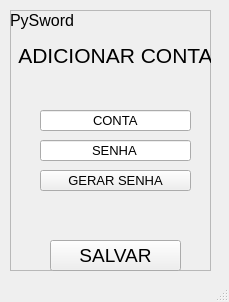
allanwk/PySword, file ui/homeSenha.ui: the form before one commit.
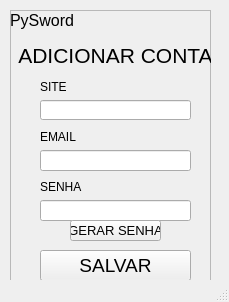
The form after the commit.

The edit to the form file:
```diff
--- a/ui/homeSenha.ui
+++ b/ui/homeSenha.ui
@@ -23,7 +23,7 @@
       <x>10</x>
       <y>10</y>
       <width>201</width>
-      <height>261</height>
+      <height>271</height>
      </rect>
     </property>
     <property name="autoFillBackground">
@@ -51,9 +51,9 @@
     <widget class="QPushButton" name="pushButton_4">
      <property name="geometry">
       <rect>
-       <x>40</x>
-       <y>230</y>
-       <width>131</width>
+       <x>30</x>
+       <y>240</y>
+       <width>151</width>
        <height>31</height>
       </rect>
      </property>
@@ -91,7 +91,7 @@
      <property name="geometry">
       <rect>
        <x>30</x>
-       <y>130</y>
+       <y>190</y>
        <width>151</width>
        <height>21</height>
       </rect>
@@ -105,7 +105,7 @@
       <enum>Qt::LeftToRight</enum>
      </property>
      <property name="text">
-      <string>SENHA</string>
+      <string/>
      </property>
      <property name="alignment">
       <set>Qt::AlignCenter</set>
@@ -118,7 +118,7 @@
      <property name="geometry">
       <rect>
        <x>30</x>
-       <y>100</y>
+       <y>140</y>
        <width>151</width>
        <height>21</height>
       </rect>
@@ -132,7 +132,7 @@
       <enum>Qt::LeftToRight</enum>
      </property>
      <property name="text">
-      <string>CONTA</string>
+      <string/>
      </property>
      <property name="alignment">
       <set>Qt::AlignCenter</set>
@@ -141,9 +141,9 @@
     <widget class="QPushButton" name="pushButton_5">
      <property name="geometry">
       <rect>
-       <x>30</x>
-       <y>160</y>
-       <width>151</width>
+       <x>60</x>
+       <y>210</y>
+       <width>91</width>
        <height>21</height>
       </rect>
      </property>
@@ -156,6 +156,55 @@
       <string>GERAR SENHA</string>
      </property>
     </widget>
+    <widget class="QLineEdit" name="lineEdit_3">
+     <property name="geometry">
+      <rect>
+       <x>30</x>
+       <y>90</y>
+       <width>151</width>
+       <height>20</height>
+      </rect>
+     </property>
+    </widget>
+    <widget class="QLabel" name="label">
+     <property name="geometry">
+      <rect>
+       <x>30</x>
+       <y>70</y>
+       <width>47</width>
+       <height>13</height>
+      </rect>
+     </property>
+     <property name="text">
+      <string>SITE</string>
+     </property>
+    </widget>
+    <widget class="QLabel" name="label_2">
+     <property name="geometry">
+      <rect>
+       <x>30</x>
+       <y>120</y>
+       <width>47</width>
+       <height>13</height>
+      </rect>
+     </property>
+     <property name="text">
+      <string>EMAIL</string>
+     </property>
+    </widget>
+    <widget class="QLabel" name="label_5">
+     <property name="geometry">
+      <rect>
+       <x>30</x>
+       <y>170</y>
+       <width>47</width>
+       <height>13</height>
+      </rect>
+     </property>
+     <property name="text">
+      <string>SENHA</string>
+     </property>
+    </widget>
    </widget>
   </widget>
   <widget class="QStatusBar" name="statusbar"/>
```
